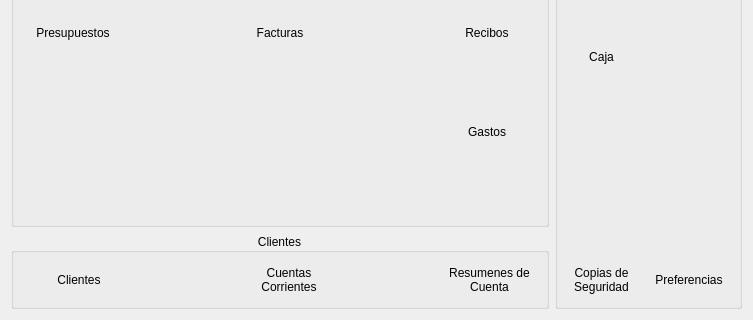
First picture: the form in trunk/src/FormPantallaInicialBase.ui, repository chungote/gestotux, before the edit; both pictures show x 0 to 753 and y 217 to 537 of the 753 by 537 pixel window.
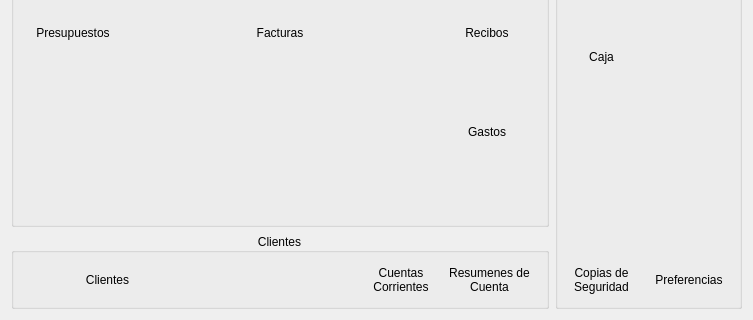
Second picture: the form after the edit. Icons and pictures are not drawn.

```diff
--- a/trunk/src/FormPantallaInicialBase.ui
+++ b/trunk/src/FormPantallaInicialBase.ui
@@ -636,19 +636,6 @@
         </property>
        </widget>
       </item>
-      <item>
-       <spacer name="horizontalSpacer_7">
-        <property name="orientation">
-         <enum>Qt::Horizontal</enum>
-        </property>
-        <property name="sizeHint" stdset="0">
-         <size>
-          <width>40</width>
-          <height>20</height>
-         </size>
-        </property>
-       </spacer>
-      </item>
       <item>
        <widget class="QToolButton" name="TBResumenCtaCte">
         <property name="text">
```
